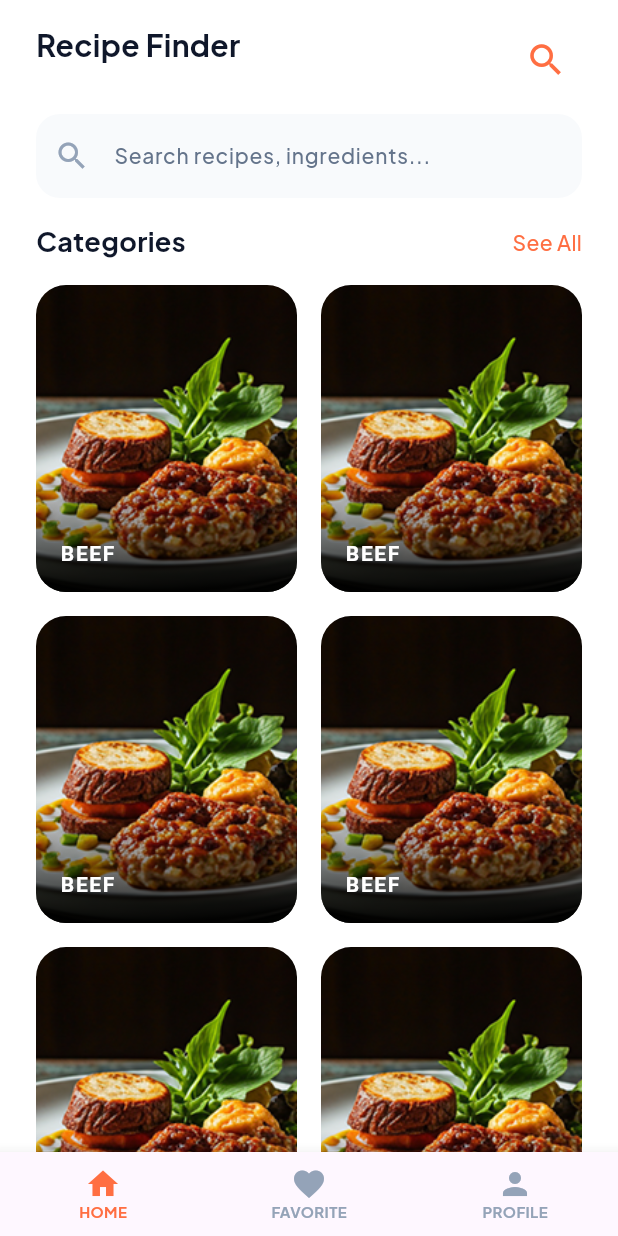
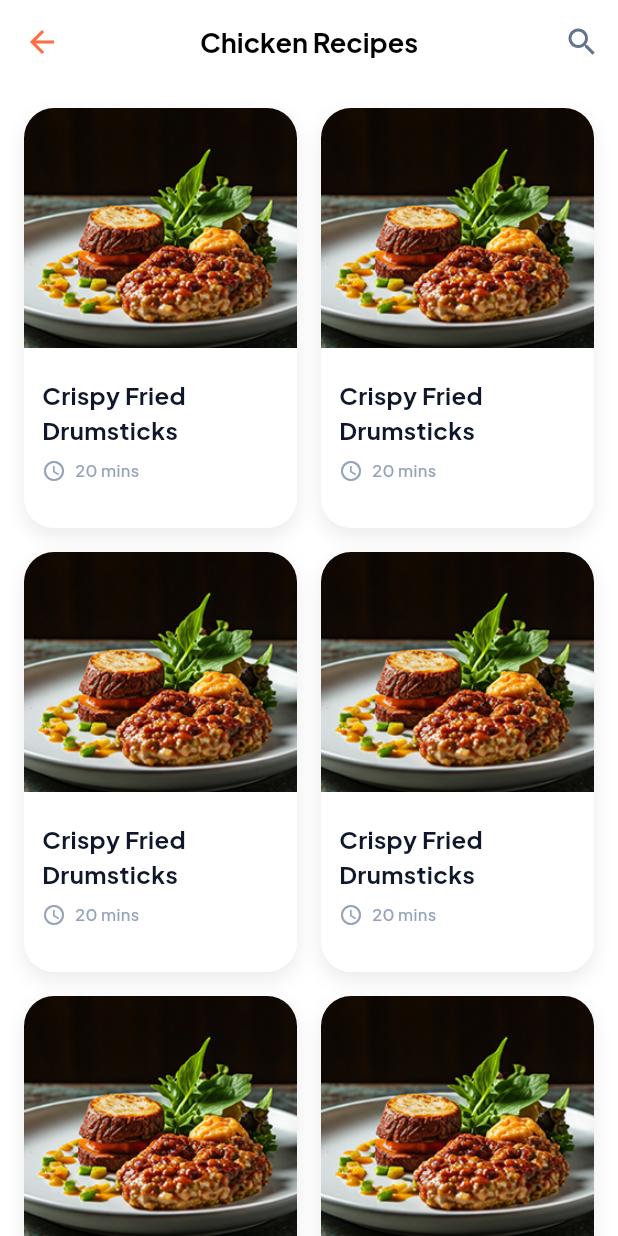
Before and after one commit to Abdallah-2003/my_recipe_app, a Flutter app: the screen it shows after launch, on a phone screen of 412 x 824 dp. Run offline on Flutter 3.47's test engine with Material 3 defaults, Android fonts, the phone set to English and light mode, and no system bars; our stand-ins replace flutter_bloc.

Commit message:
category view done

```diff
--- a/lib/core/constant/app_icons.dart
+++ b/lib/core/constant/app_icons.dart
@@ -7,5 +7,8 @@ abstract class AppIcons {
   static const IconData home = Icons.home;
   static const IconData favorite = Icons.favorite;
   static const IconData profile = Icons.person;
+  static const IconData accessTime = Icons.access_time;
+  static const IconData arrowBack = Icons.arrow_back;
+  static const IconData search = Icons.search;
 
 }
--- /dev/null
+++ b/lib/features/categories/presentation/views/category_view.dart
@@ -0,0 +1,39 @@
+import 'package:flutter/material.dart';
+import 'package:my_recipe/core/constant/app_colors.dart';
+import 'package:my_recipe/core/constant/app_icons.dart';
+import 'package:my_recipe/core/theme/text_styles.dart';
+import 'package:my_recipe/features/categories/presentation/views/widgets/category_grid_view.dart';
+
+class CategoryView extends StatelessWidget {
+  const CategoryView({super.key});
+
+  @override
+  Widget build(BuildContext context) {
+    return Scaffold(
+      backgroundColor: Colors.white,
+      appBar: AppBar(
+        backgroundColor: Colors.white,
+        elevation: 0,
+        scrolledUnderElevation: 0,
+        centerTitle: true,
+        leading: IconButton(
+          onPressed: () => Navigator.pop(context),
+          icon: const Icon(AppIcons.arrowBack, color: AppColors.primary),
+        ),
+        title: Text(
+          'Chicken Recipes',
+          style: AppTextStyles.styleBold18.copyWith(color: Colors.black),
+        ),
+        actions: [
+          IconButton(
+            onPressed: () {},
+            icon: const Icon(AppIcons.search, color: AppColors.c8b),
+          ),
+        ],
+      ),
+      body: const SafeArea(
+        child: CategoryGridView(),
+      ),
+    );
+  }
+}
--- /dev/null
+++ b/lib/features/categories/presentation/views/widgets/category_card.dart
@@ -0,0 +1,75 @@
+import 'package:flutter/material.dart';
+import 'package:my_recipe/core/constant/app_colors.dart';
+import 'package:my_recipe/core/constant/app_icons.dart';
+import 'package:my_recipe/core/theme/text_styles.dart';
+
+class CategoryCard extends StatelessWidget {
+  const CategoryCard({
+    super.key,
+    required this.image,
+    required this.title,
+    required this.time,
+  });
+
+  final String image, title, time;
+
+  @override
+  Widget build(BuildContext context) {
+    return Container(
+      width: 180,
+      decoration: BoxDecoration(
+        color: Colors.white,
+        borderRadius: BorderRadius.circular(20),
+        boxShadow: [
+          BoxShadow(
+            color: Colors.black.withValues(alpha: 0.08),
+            blurRadius: 10,
+            offset: const Offset(0, 5),
+          ),
+        ],
+      ),
+      child: Column(
+        crossAxisAlignment: CrossAxisAlignment.start,
+        children: [
+          ClipRRect(
+            borderRadius: const BorderRadius.only(
+              topLeft: Radius.circular(20),
+              topRight: Radius.circular(20),
+            ),
+            child: Image.asset(
+              image,
+              height: 160,
+              width: double.infinity,
+              fit: BoxFit.cover,
+            ),
+          ),
+
+          const SizedBox(height: 20),
+
+          Padding(
+            padding: const EdgeInsets.symmetric(horizontal: 12),
+            child: Text(
+              title,
+              style: AppTextStyles.styleBold16.copyWith(color: AppColors.c2a),
+            ),
+          ),
+
+          const SizedBox(height: 8),
+
+          Padding(
+            padding: const EdgeInsets.symmetric(horizontal: 12),
+            child: Row(
+              children: [
+                Icon(AppIcons.accessTime, size: 16, color: AppColors.cb8),
+                SizedBox(width: 6),
+                Text(time, style: AppTextStyles.stylrMedium11),
+              ],
+            ),
+          ),
+
+          const SizedBox(height: 12),
+        ],
+      ),
+    );
+  }
+}
--- /dev/null
+++ b/lib/features/categories/presentation/views/widgets/category_grid_view.dart
@@ -0,0 +1,27 @@
+import 'package:flutter/material.dart';
+import 'package:my_recipe/features/categories/presentation/views/widgets/category_card.dart';
+
+class CategoryGridView extends StatelessWidget {
+  const CategoryGridView({super.key});
+
+  @override
+  Widget build(BuildContext context) {
+    return GridView.builder(
+      padding: const EdgeInsets.all(16.0),
+      gridDelegate: const SliverGridDelegateWithFixedCrossAxisCount(
+        crossAxisCount: 2,
+        mainAxisSpacing: 16,
+        crossAxisSpacing: 16,
+        childAspectRatio: 0.65,
+      ),
+      itemCount: 8,
+      itemBuilder: (context, index) {
+        return CategoryCard(
+          image: 'assets/images/image.png',
+          title: 'Crispy Fried Drumsticks',
+          time: '20 mins',
+        );
+      },
+    );
+  }
+}
--- a/lib/main.dart
+++ b/lib/main.dart
@@ -1,5 +1,5 @@
 import 'package:flutter/material.dart';
-import 'package:my_recipe/features/layout/presentation/views/layout_navbar_view.dart';
+import 'package:my_recipe/features/categories/presentation/views/category_view.dart';
 
 void main() {
   runApp(const MyRecipe());
@@ -13,7 +13,7 @@ class MyRecipe extends StatelessWidget {
     return MaterialApp(
       debugShowCheckedModeBanner: false,
       title: 'my recipe app',
-      home: const LayoutNavbarView(),
+      home: const CategoryView(),
     );
   }
 }
```
